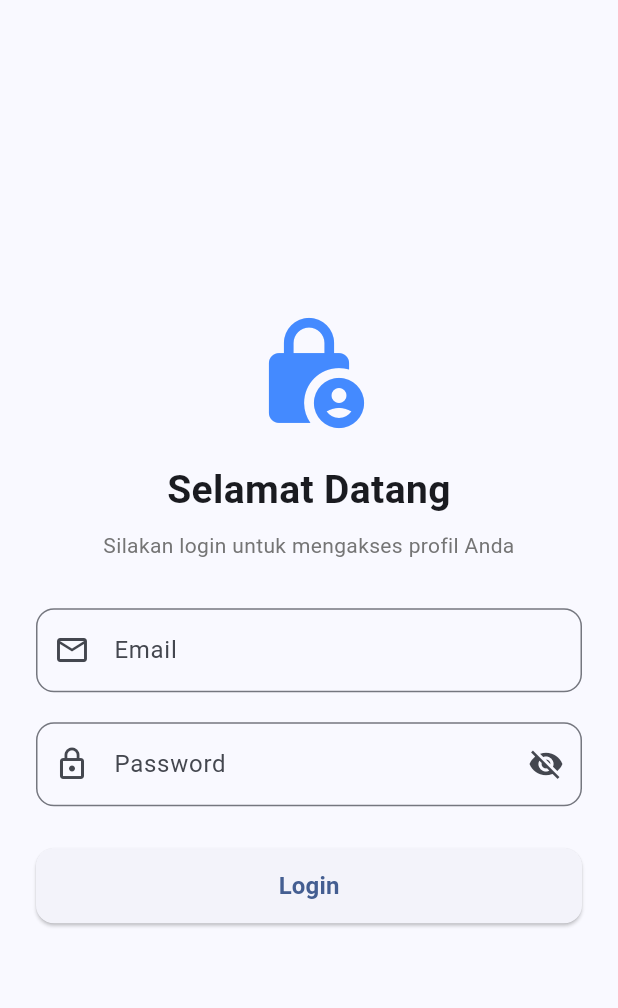
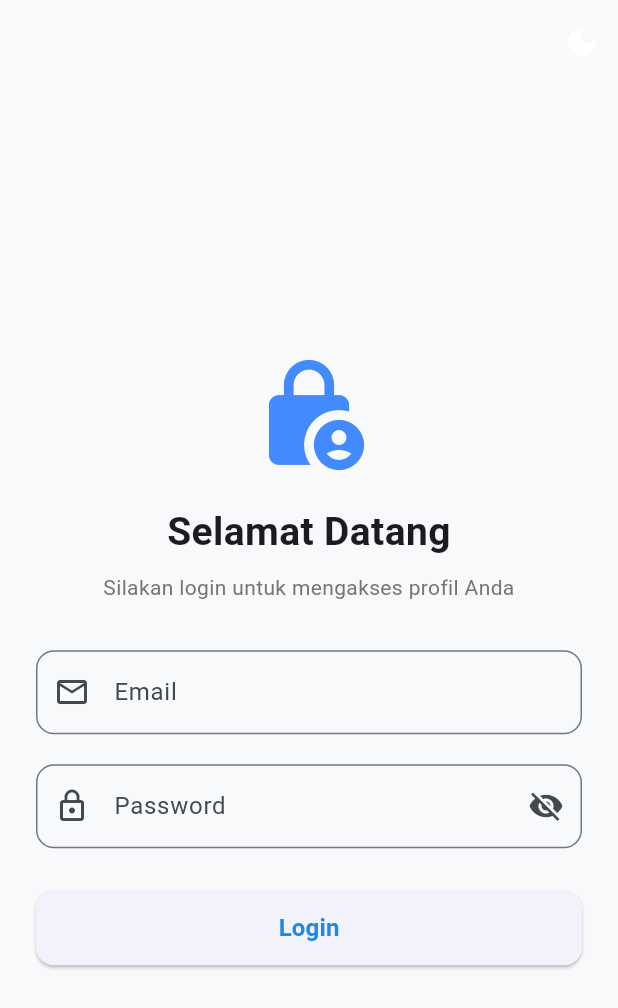
Before and after one commit to 1124160121-byte/uts-pml-1124160121-soal2, a Flutter app: the screen it shows after launch, on a phone screen of 412 x 824 dp. Shown: the top 1008 px of the screen. Run offline on Flutter 3.47's test engine with Material 3 defaults, Android fonts, the phone set to English and light mode, and no system bars; accounts and stored records are empty.

Commit message:
bagian A tahap 6: ada tombola Tema  dan sesuaikan fitur tema mode gelap/terang

```diff
--- a/lib/main.dart
+++ b/lib/main.dart
@@ -1,5 +1,8 @@
 import 'package:flutter/material.dart';
 import 'screens/login_screen.dart';
+
+// Global ValueNotifier untuk mengelola ThemeMode (light/dark) di seluruh aplikasi secara langsung
+final ValueNotifier<ThemeMode> themeModeNotifier = ValueNotifier<ThemeMode>(ThemeMode.light);
 
 void main() {
   runApp(const MyApp());
@@ -10,14 +13,70 @@ class MyApp extends StatelessWidget {
 
   @override
   Widget build(BuildContext context) {
+    return ValueListenableBuilder<ThemeMode>(
+      valueListenable: themeModeNotifier,
+      builder: (context, currentMode, _) {
         return MaterialApp(
           title: 'Aplikasi Profil Pengguna',
           debugShowCheckedModeBanner: false,
+          themeMode: currentMode,
+          // 1. Tema Terang (Light Theme) dengan palet warna custom
           theme: ThemeData(
-        colorScheme: ColorScheme.fromSeed(seedColor: Colors.blueAccent),
             useMaterial3: true,
+            brightness: Brightness.light,
+            colorScheme: ColorScheme.fromSeed(
+              seedColor: const Color(0xFF1E88E5),
+              brightness: Brightness.light,
+              primary: const Color(0xFF1E88E5), // Biru utama
+              secondary: const Color(0xFF00ACC1), // Cyan aksen
+              surface: Colors.white,
+              onSurface: const Color(0xFF1C1B1F),
+            ),
+            scaffoldBackgroundColor: const Color(0xFFF8F9FA),
+            appBarTheme: const AppBarTheme(
+              centerTitle: true,
+              elevation: 0,
+              backgroundColor: Color(0xFF1E88E5),
+              foregroundColor: Colors.white,
+            ),
+            cardTheme: CardThemeData(
+              elevation: 1.5,
+              shape: RoundedRectangleBorder(
+                borderRadius: BorderRadius.circular(12),
+              ),
+              color: Colors.white,
+            ),
+          ),
+          // 2. Tema Gelap (Dark Theme) dengan palet warna custom sendiri
+          darkTheme: ThemeData(
+            useMaterial3: true,
+            brightness: Brightness.dark,
+            colorScheme: ColorScheme.fromSeed(
+              seedColor: const Color(0xFF90CAF9),
+              brightness: Brightness.dark,
+              primary: const Color(0xFF90CAF9), // Biru lembut untuk dark mode
+              secondary: const Color(0xFF80CBC4), // Teal aksen
+              surface: const Color(0xFF1E1E1E),
+              onSurface: const Color(0xFFE2E2E6),
+            ),
+            scaffoldBackgroundColor: const Color(0xFF121212),
+            appBarTheme: const AppBarTheme(
+              centerTitle: true,
+              elevation: 0,
+              backgroundColor: Color(0xFF1E1E1E),
+              foregroundColor: Colors.white,
+            ),
+            cardTheme: CardThemeData(
+              elevation: 2,
+              shape: RoundedRectangleBorder(
+                borderRadius: BorderRadius.circular(12),
+              ),
+              color: const Color(0xFF1E1E1E),
+            ),
           ),
           home: const LoginScreen(),
         );
+      },
+    );
   }
 }
--- a/lib/screens/login_screen.dart
+++ b/lib/screens/login_screen.dart
@@ -1,5 +1,6 @@
 import 'package:flutter/material.dart';
 
+import '../main.dart';
 import '../models/user_profile.dart';
 import 'profile_screen.dart';
 
@@ -71,6 +72,26 @@ class _LoginScreenState extends State<LoginScreen> {
   @override
   Widget build(BuildContext context) {
     return Scaffold(
+      appBar: AppBar(
+        backgroundColor: Colors.transparent,
+        elevation: 0,
+        actions: [
+          ValueListenableBuilder<ThemeMode>(
+            valueListenable: themeModeNotifier,
+            builder: (context, currentMode, _) {
+              final isDark = currentMode == ThemeMode.dark;
+              return IconButton(
+                icon: Icon(isDark ? Icons.light_mode : Icons.dark_mode),
+                tooltip: isDark ? 'Ubah ke Mode Terang' : 'Ubah ke Mode Gelap',
+                onPressed: () {
+                  themeModeNotifier.value =
+                      isDark ? ThemeMode.light : ThemeMode.dark;
+                },
+              );
+            },
+          ),
+        ],
+      ),
       body: SafeArea(
         child: Center(
           child: SingleChildScrollView(
```
Also changed, not shown: lib/screens/profile_screen.dart (+43 -4 lines). Lines whose indentation alone changed are shown as unchanged.
